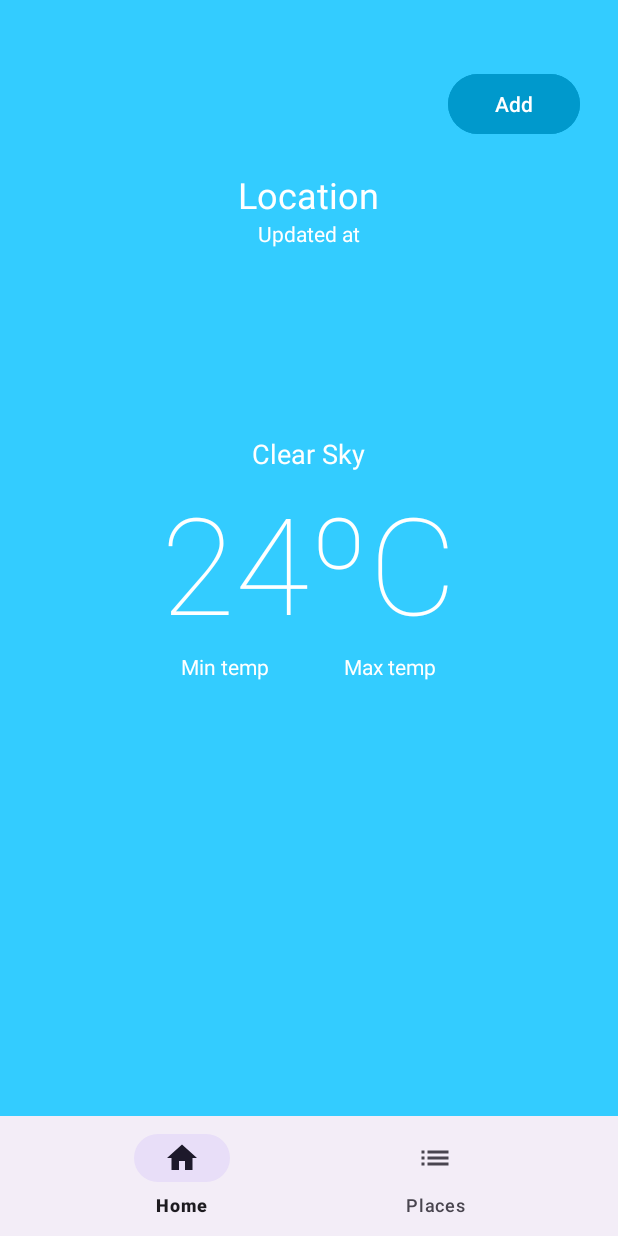
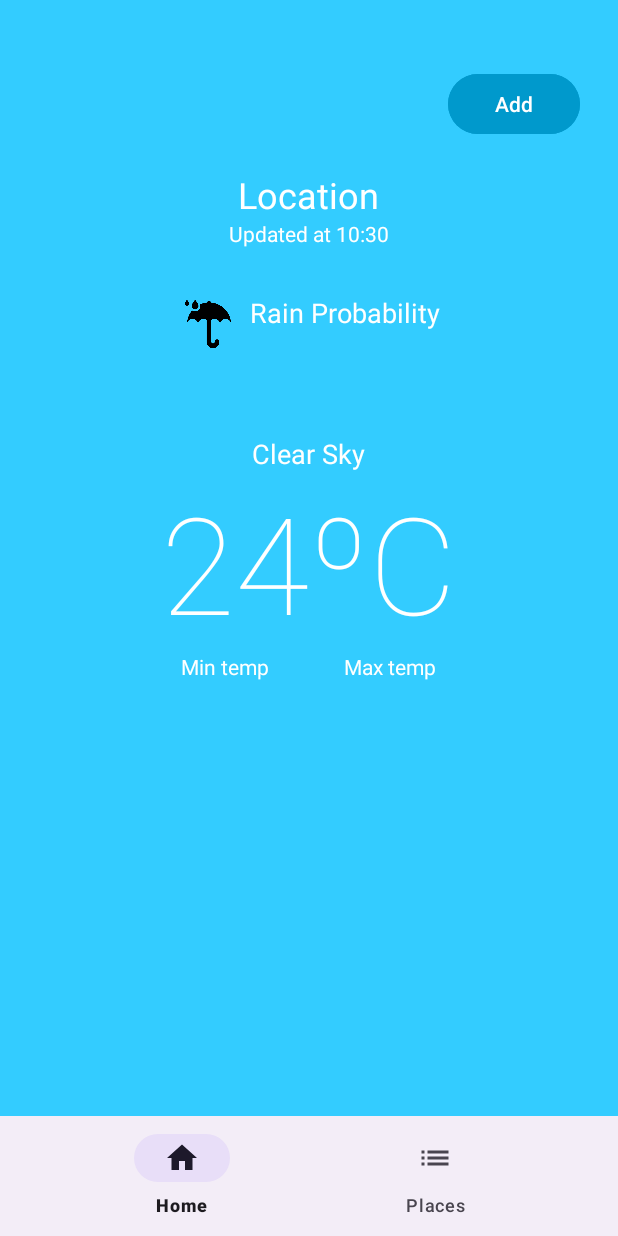
Before and after one commit to mariaperez15/myWeatherApp, an Android app: the screen it shows after launch (MainActivity), on a phone screen of 412 x 824 dp. Run offline under Robolectric (Android 15) with nearby library versions, the phone set to English and light mode, and no system bars.

Commit message:
add rain probability and icon

```diff
--- a/app/src/main/java/com/example/myweatherapp/Home.kt
+++ b/app/src/main/java/com/example/myweatherapp/Home.kt
@@ -1,34 +1,27 @@
 package com.example.myweatherapp
-import com.example.myweatherapp.TemperatureAdapter
-import android.os.Build
+
 import android.os.Bundle
 import android.util.Log
 import android.view.LayoutInflater
 import android.view.View
 import android.view.ViewGroup
-import androidx.annotation.RequiresApi
 import androidx.fragment.app.Fragment
 import androidx.lifecycle.lifecycleScope
 import androidx.recyclerview.widget.LinearLayoutManager
-import androidx.recyclerview.widget.RecyclerView
 import com.example.myweatherapp.databinding.FragmentHomeBinding
 import kotlinx.coroutines.launch
 import retrofit2.Retrofit
 import retrofit2.converter.gson.GsonConverterFactory
-import java.time.LocalTime
-import java.time.format.DateTimeFormatter
-import com.example.myweatherapp.WeatherAPIService
 import java.text.SimpleDateFormat
 import java.util.Calendar
+import java.util.Date
 import java.util.Locale
-
 
 class Home : Fragment() {
     private var param1: String? = null
     private var param2: String? = null
     private lateinit var temperatureAdapter: TemperatureAdapter
     private lateinit var apiService: WeatherAPIService
-
 
     private var _binding: FragmentHomeBinding? = null
     private val binding get() = _binding!!
@@ -63,36 +56,39 @@ class Home : Fragment() {
 
         apiService = retrofit.create(WeatherAPIService::class.java)
 
-        fetchWeatherData()
+        fetchWeatherData(40.4165, -3.7026, "Madrid")
+        updateCurrentTime()
     }
 
-    private fun fetchWeatherData() {
+    private fun fetchWeatherData(latitude: Double, longitude: Double, cityName: String) {
         lifecycleScope.launch {
             try {
                 val response = apiService.getWeather(
-                    latitude = 40.4165,
-                    longitude = -3.7026,
+                    latitude = latitude,
+                    longitude = longitude,
                     currentParams = "temperature_2m,is_day,precipitation,rain,weather_code",
                     hourlyParams = "temperature_2m,precipitation_probability,rain,weather_code",
                     dailyParams = "weather_code,temperature_2m_max,temperature_2m_min,precipitation_probability_max"
                 )
                 if (response.isSuccessful) {
+                    val currentTime = Calendar.getInstance().apply {
+                        set(Calendar.MINUTE, 0)
+                        set(Calendar.SECOND, 0)
+                        set(Calendar.MILLISECOND, 0)
+                    }.time
+
                     val forecastResponse = response.body()
                     forecastResponse?.let { response ->
-                        val currentTime = Calendar.getInstance().apply {
-                            set(Calendar.MINUTE, 0)
-                            set(Calendar.SECOND, 0)
-                            set(Calendar.MILLISECOND, 0)
-                        }.time
-
                         val temperatureList = response.hourly.time.zip(response.hourly.temperature_2m)
                             .mapNotNull { (time, temperature) ->
                                 val inputFormat = SimpleDateFormat("yyyy-MM-dd'T'HH:mm", Locale.getDefault())
                                 val outputFormat = SimpleDateFormat("HH:mm", Locale.getDefault())
                                 val date = inputFormat.parse(time)
+                                val formattedTime = outputFormat.format(date)
+                                val hour = outputFormat.calendar.get(Calendar.HOUR_OF_DAY)
+                                val minute = outputFormat.calendar.get(Calendar.MINUTE)
 
-                                if (date != null && (date.after(currentTime) || date.equals(currentTime))) {
-                                    val formattedTime = outputFormat.format(date)
+                                if (date >= currentTime) {
                                     Temperature(hour = formattedTime, degrees = temperature)
                                 } else {
                                     null
@@ -103,9 +99,14 @@ class Home : Fragment() {
                         temperatureList.forEach { temperature ->
                             Log.d("prueba", "Hour: ${temperature.hour}, Degrees: ${temperature.degrees}")
                         }
+
+                        val firstHourRainProbability = response.hourly.precipitation_probability.firstOrNull()
+                        binding.rainProbability.text = "${firstHourRainProbability ?: "-"}%"
+
+                        binding.cityName.text = cityName
                     }
                 } else {
-                    // Handle error response
+                    Log.e("prueba", "Failed to fetch data for $cityName")
                 }
             } catch (e: Exception) {
                 e.printStackTrace()
@@ -113,6 +114,12 @@ class Home : Fragment() {
         }
     }
 
+
+    private fun updateCurrentTime() {
+        val currentTime = Date()
+        val formattedTime = SimpleDateFormat("HH:mm", Locale.getDefault()).format(currentTime)
+        binding.updateAt.text = "Updated at $formattedTime"
+    }
 
     override fun onDestroyView() {
         super.onDestroyView()
--- a/app/src/main/res/layout/fragment_home.xml
+++ b/app/src/main/res/layout/fragment_home.xml
@@ -26,7 +26,7 @@
             android:textColor="@android:color/white" />
 
         <TextView
-            android:id="@+id/address"
+            android:id="@+id/cityName"
             android:textSize="24sp"
             android:text="Location"
             android:layout_width="wrap_content"
@@ -41,7 +41,7 @@
             android:gravity="center"
             android:layout_width="match_parent"
             android:layout_height="wrap_content"
-            android:layout_below="@id/address">
+            android:layout_below="@id/cityName">
 
             <TextView
                 android:id="@+id/update_at"
@@ -106,6 +106,32 @@
 
         </LinearLayout>
 
+        <LinearLayout
+            android:id="@+id/rainContainer"
+            android:layout_width="wrap_content"
+            android:layout_height="wrap_content"
+            android:orientation="horizontal"
+            android:layout_below="@id/cityName"
+            android:layout_centerHorizontal="true"
+            android:layout_marginTop="50dp">
+
+            <ImageView
+                android:id="@+id/imageRain"
+                android:layout_width="40dp"
+                android:layout_height="40dp"
+                android:src="@drawable/paraguas"
+                android:layout_marginEnd="8dp" />
+
+            <TextView
+                android:id="@+id/rain_probability"
+                android:text="Rain Probability"
+                android:layout_width="wrap_content"
+                android:layout_height="wrap_content"
+                android:textSize="18sp"
+                android:gravity="center_vertical">
+            </TextView>
+
+        </LinearLayout>
 
         <androidx.recyclerview.widget.RecyclerView
             android:id="@+id/recycler"
```
Also changed, not shown: app/src/main/java/com/example/myweatherapp/WeatherResponse.kt (+13 -13 lines), app/src/main/res/drawable/paraguas.png (added).
